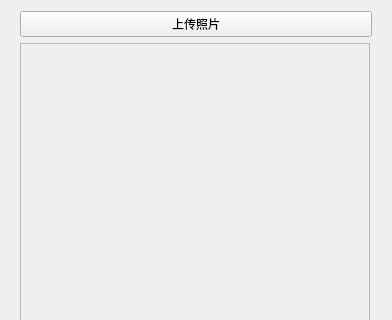
Qt form ui/components/Change_Avatar_Page/change_avatar_page.ui (Sakurakouji-Saika/MyQtClient) before a commit; both pictures show x 0 to 392 and y 0 to 320 of the 392 by 527 pixel window.
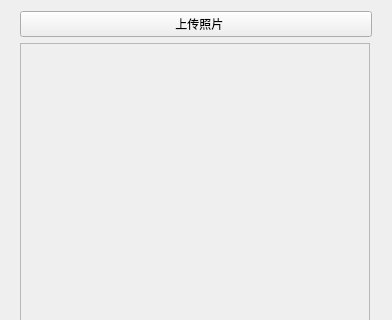
The same form after that commit. Icons and pictures are not drawn. Custom widgets are drawn as their Qt base class.

```diff
--- a/ui/components/Change_Avatar_Page/change_avatar_page.ui
+++ b/ui/components/Change_Avatar_Page/change_avatar_page.ui
@@ -39,7 +39,7 @@
    <item>
     <widget class="QPushButton" name="btnUpload">
      <property name="text">
-      <string>上传照片</string>
+      <string>  上传照片</string>
      </property>
      <property name="icon">
       <iconset resource="../../../src/resources/Resource.qrc">
```
